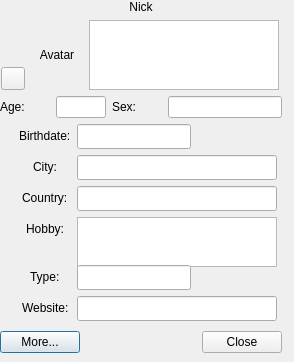
First picture: the form in ui/user_profile.ui, repository gitter-badger/simplechatclient, before the edit.
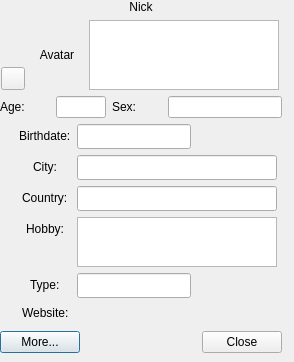
Second picture: the form after the edit. Icons and pictures are not drawn.

Commit message: fixed user profile

```diff
--- a/ui/user_profile.ui
+++ b/ui/user_profile.ui
@@ -374,23 +374,17 @@
            </widget>
           </item>
           <item row="5" column="1">
-           <widget class="QLineEdit" name="lineEdit_www">
-            <property name="minimumSize">
-             <size>
-              <width>200</width>
-              <height>25</height>
-             </size>
+           <widget class="QLabel" name="labelEdit_www">
+            <property name="text">
+             <string/>
             </property>
-            <property name="maximumSize">
-             <size>
-              <width>200</width>
-              <height>25</height>
-             </size>
+            <property name="scaledContents">
+             <bool>true</bool>
             </property>
             <property name="alignment">
              <set>Qt::AlignCenter</set>
             </property>
-            <property name="readOnly">
+            <property name="openExternalLinks">
              <bool>true</bool>
             </property>
            </widget>
```
The commit also changes 2 other files.
